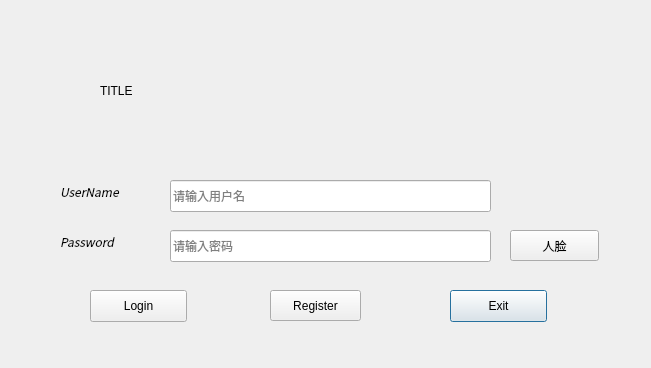
Old version of the form UI/logindialog.ui in the repository ZerooVector/ChatProject.
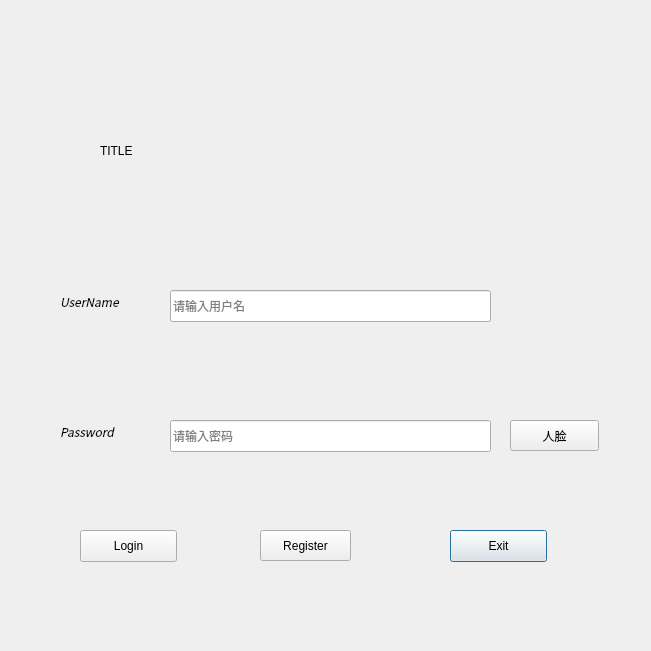
New version of the form.

```diff
--- a/UI/logindialog.ui
+++ b/UI/logindialog.ui
@@ -2,12 +2,15 @@
 <ui version="4.0">
  <class>LoginDialog</class>
  <widget class="QDialog" name="LoginDialog">
+  <property name="enabled">
+   <bool>true</bool>
+  </property>
   <property name="geometry">
    <rect>
     <x>0</x>
     <y>0</y>
     <width>651</width>
-    <height>368</height>
+    <height>651</height>
    </rect>
   </property>
   <property name="windowTitle">
@@ -17,7 +20,7 @@
    <property name="geometry">
     <rect>
      <x>60</x>
-     <y>180</y>
+     <y>290</y>
      <width>81</width>
      <height>24</height>
     </rect>
@@ -36,7 +39,7 @@
    <property name="geometry">
     <rect>
      <x>170</x>
-     <y>230</y>
+     <y>420</y>
      <width>321</width>
      <height>32</height>
     </rect>
@@ -55,7 +58,7 @@
    <property name="geometry">
     <rect>
      <x>450</x>
-     <y>290</y>
+     <y>530</y>
      <width>97</width>
      <height>32</height>
     </rect>
@@ -68,7 +71,7 @@
    <property name="geometry">
     <rect>
      <x>60</x>
-     <y>230</y>
+     <y>420</y>
      <width>72</width>
      <height>24</height>
     </rect>
@@ -86,8 +89,8 @@
   <widget class="QPushButton" name="loginBtn">
    <property name="geometry">
     <rect>
-     <x>90</x>
-     <y>290</y>
+     <x>80</x>
+     <y>530</y>
      <width>97</width>
      <height>32</height>
     </rect>
@@ -95,12 +98,15 @@
    <property name="text">
     <string>Login</string>
    </property>
+   <property name="autoDefault">
+    <bool>true</bool>
+   </property>
   </widget>
   <widget class="QLineEdit" name="usrLineEdit">
    <property name="geometry">
     <rect>
      <x>170</x>
-     <y>180</y>
+     <y>290</y>
      <width>321</width>
      <height>32</height>
     </rect>
@@ -112,8 +118,8 @@
   <widget class="QPushButton" name="registerBtn">
    <property name="geometry">
     <rect>
-     <x>270</x>
-     <y>290</y>
+     <x>260</x>
+     <y>530</y>
      <width>91</width>
      <height>31</height>
     </rect>
@@ -123,10 +129,13 @@
    </property>
   </widget>
   <widget class="QPushButton" name="faceBtn">
+   <property name="enabled">
+    <bool>true</bool>
+   </property>
    <property name="geometry">
     <rect>
      <x>510</x>
-     <y>230</y>
+     <y>420</y>
      <width>89</width>
      <height>31</height>
     </rect>
@@ -139,7 +148,7 @@
    <property name="geometry">
     <rect>
      <x>100</x>
-     <y>40</y>
+     <y>100</y>
      <width>441</width>
      <height>101</height>
     </rect>
```
Left out of the diff: 25 changed lines with no effect on the pictures.
